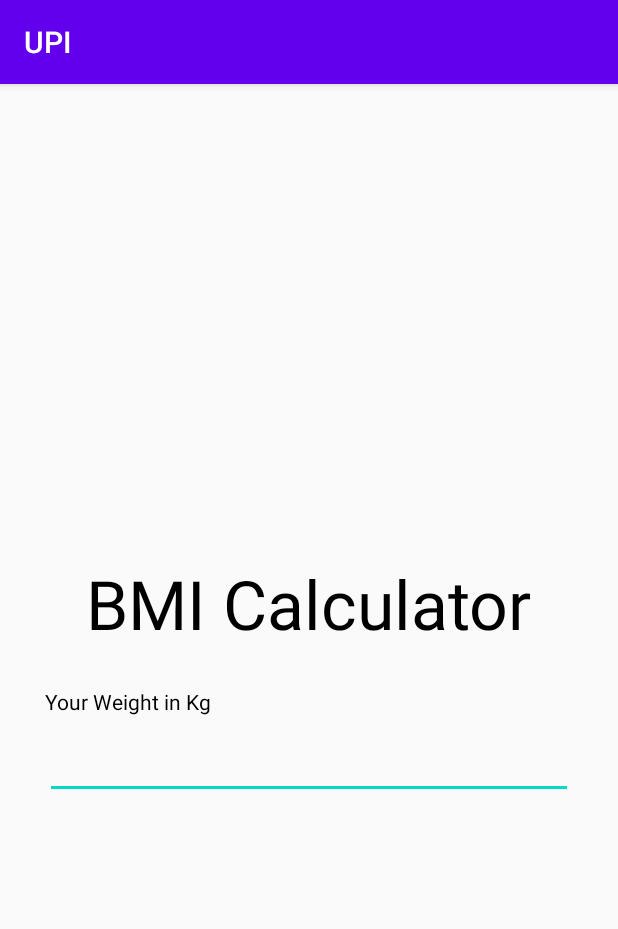
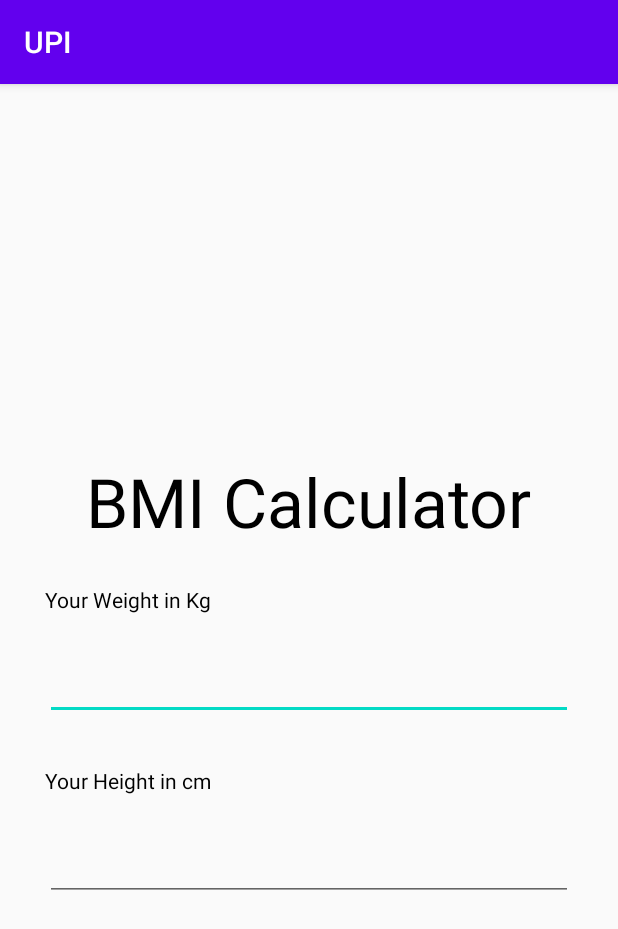
Before and after one commit to Mini-Project-GLAU-2020-21/Patient-s_Unique_Identification, an Android app: the Bmi screen opened directly, with no data from a screen before it, on a phone screen of 412 x 824 dp. Shown: the top 929 px of the screen. Run offline under Robolectric (Android 15) with nearby library versions, the phone set to English and light mode, and no system bars; Roboto replaces fonts that are not available here.

Commit message:
Initial Commit

```diff
--- a/app/src/main/res/layout/activity_bmi.xml
+++ b/app/src/main/res/layout/activity_bmi.xml
@@ -28,6 +28,22 @@
         android:layout_marginHorizontal="30dp"
         android:padding="15dp"
         android:inputType="numberDecimal"
+        android:layout_marginVertical="15dp"
         />
 
+    <TextView
+        android:layout_width="match_parent"
+        android:layout_height="wrap_content"
+        android:textColor="#000"
+        android:text="Your Height in cm"
+        android:layout_marginHorizontal="30dp"
+        android:layout_marginVertical="15dp"
+        />
+    <EditText
+        android:layout_width="match_parent"
+        android:layout_height="wrap_content"
+        android:layout_marginHorizontal="30dp"
+        android:padding="15dp"
+        android:inputType="numberDecimal"
+        />
 </LinearLayout>
```
